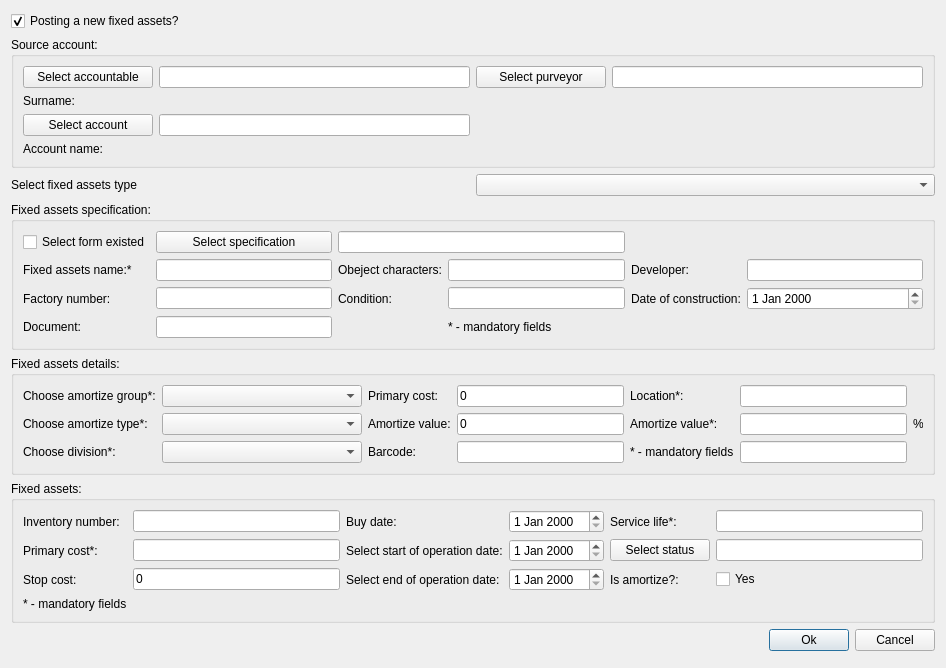
This is OrmasAdmin/OrmasAdmin/CreateFxdAstDlg.ui in Dalerjon/TheOrmasProejct as Qt 5 draws it before an edit. The edited form follows.
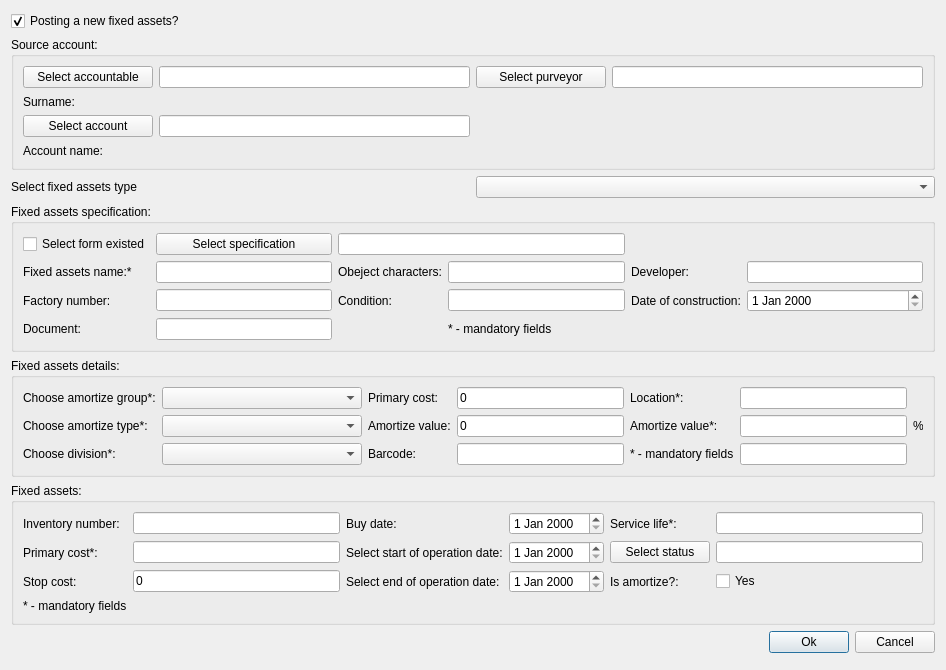
This is the edited form.

```diff
--- a/OrmasAdmin/OrmasAdmin/CreateFxdAstDlg.ui
+++ b/OrmasAdmin/OrmasAdmin/CreateFxdAstDlg.ui
@@ -7,7 +7,7 @@
     <x>0</x>
     <y>0</y>
     <width>946</width>
-    <height>615</height>
+    <height>621</height>
    </rect>
   </property>
   <property name="windowTitle">
@@ -191,9 +191,15 @@
       </item>
       <item row="2" column="5">
        <widget class="QCheckBox" name="isAmChx">
+        <property name="enabled">
+         <bool>true</bool>
+        </property>
         <property name="text">
          <string>Yes</string>
         </property>
+        <property name="checked">
+         <bool>false</bool>
+        </property>
        </widget>
       </item>
      </layout>
@@ -373,6 +379,14 @@
       </item>
       <item row="3" column="1">
        <widget class="QLabel" name="surnameLb">
+        <property name="font">
+         <font>
+          <pointsize>10</pointsize>
+          <weight>75</weight>
+          <italic>true</italic>
+          <bold>true</bold>
+         </font>
+        </property>
         <property name="text">
          <string/>
         </property>
@@ -428,6 +442,14 @@
       </item>
       <item row="5" column="1">
        <widget class="QLabel" name="accountName">
+        <property name="font">
+         <font>
+          <pointsize>10</pointsize>
+          <weight>75</weight>
+          <italic>true</italic>
+          <bold>true</bold>
+         </font>
+        </property>
         <property name="text">
          <string/>
         </property>
```
Left out of the diff: 4 changed lines with no effect on the pictures.
